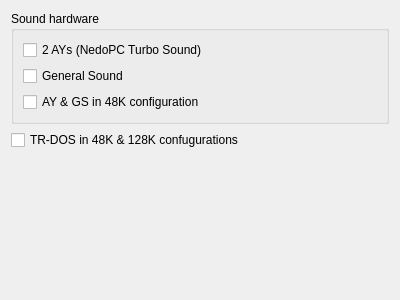
Old version of the form src/qt/qtZxConfig.ui in the repository vpyk/emu80v4.
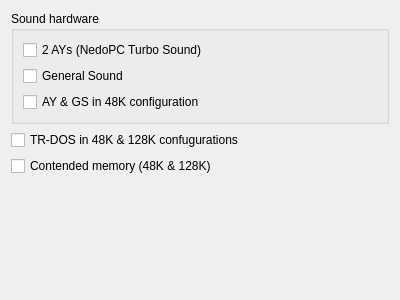
New version of the form.

Commit message:
ZX Spectrum: emulate contended memory and I/O
Add ZxContention (48K and 128K): memory at 4000-7FFF and, on 128K, odd
banks at C000-FFFF is delayed by the ULA (6,5,4,3,2,1,0,0 pattern in the
screen area, starting at T-state 14335 on 48K and 14361 on 128K), and I/O
is delayed according to the high byte of the port and the ULA port bit.
Screen and border updates now use the CPU clock including these delays.

Contention is enabled by default and can be switched off in the ZX
settings (CFG_CONTENTION). It is not used on Pentagon and Byte.

Patch:
```diff
--- a/src/qt/qtZxConfig.ui
+++ b/src/qt/qtZxConfig.ui
@@ -66,6 +66,13 @@
      </property>
     </widget>
    </item>
+   <item>
+    <widget class="QCheckBox" name="contentionCheckBox">
+     <property name="text">
+      <string>Contended memory (48K &amp;&amp; 128K)</string>
+     </property>
+    </widget>
+   </item>
    <item>
     <spacer name="verticalSpacer">
      <property name="orientation">
```
Left out of the diff: 1 changed line with no effect on the pictures. The commit also changes 7 other files.
